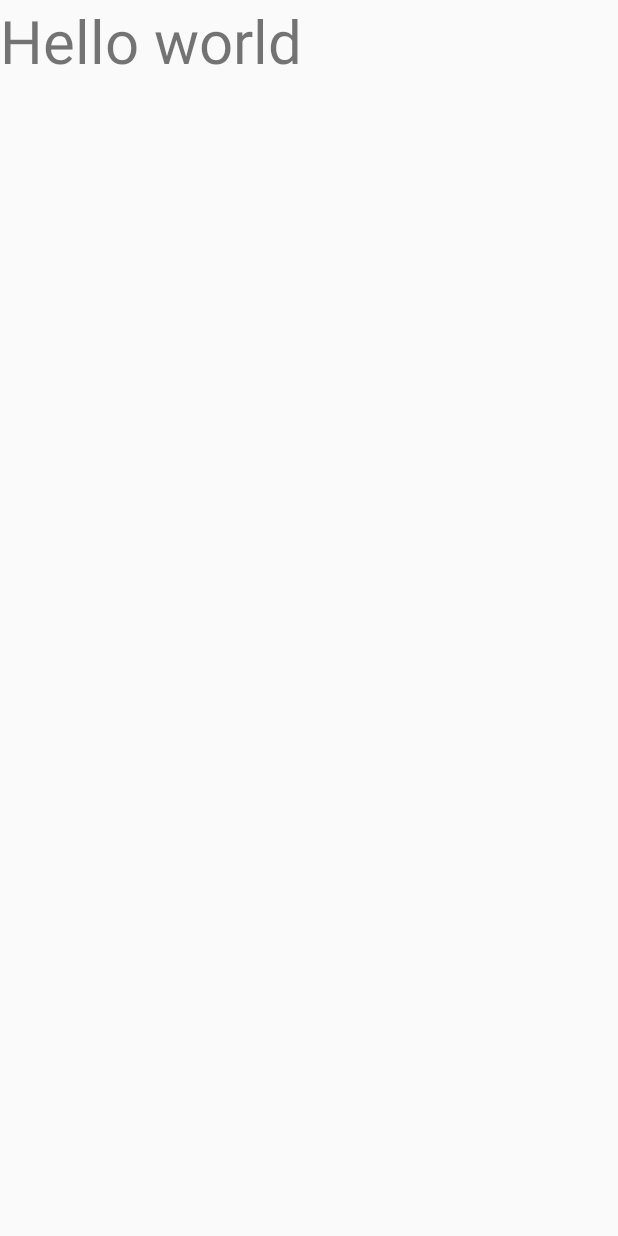
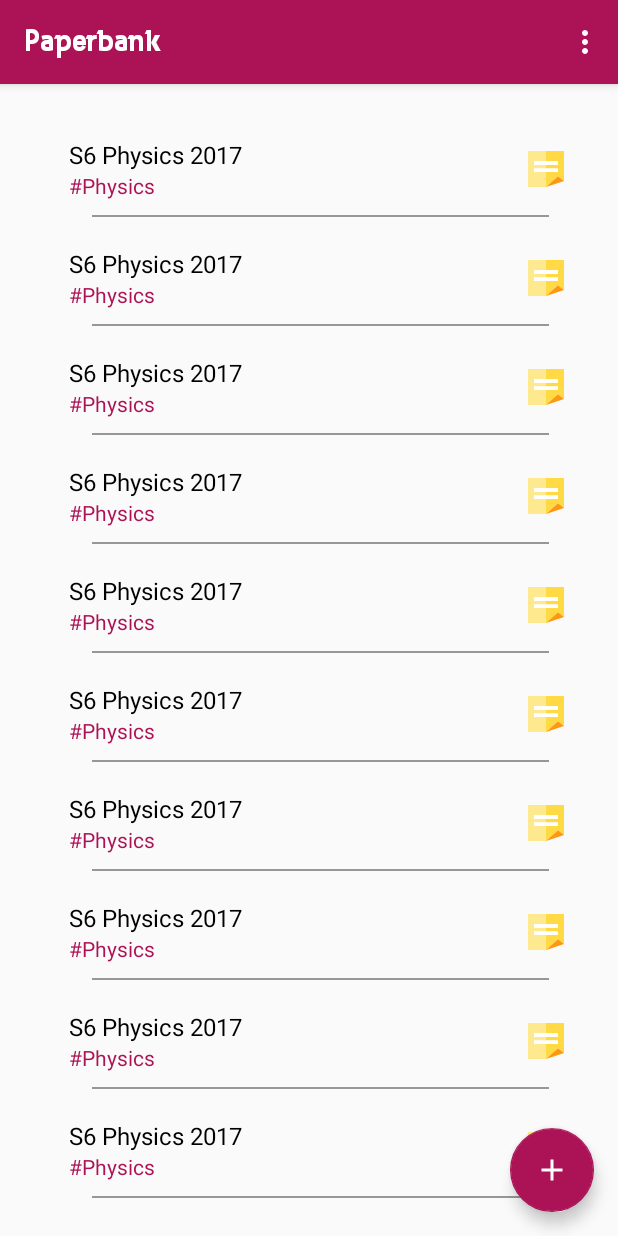
Before and after one commit to igorofainc/paperbank-android, an Android app: the screen it shows after launch (PaperBankGetStartedActivity before the commit, PaperBankMainActivity after it), on a phone screen of 412 x 824 dp. Run offline under Robolectric (Android 15) with nearby library versions, the phone set to English and light mode, and no system bars.

Commit message:
starting paperbank main screen activity

```diff
--- /dev/null
+++ b/app/src/main/java/com/igorofa/paperbank/paperbank/PaperAdapter.java
@@ -0,0 +1,53 @@
+package com.igorofa.paperbank.paperbank;
+
+import android.content.Context;
+import android.support.v7.widget.RecyclerView;
+import android.view.LayoutInflater;
+import android.view.View;
+import android.view.ViewGroup;
+import android.widget.TextView;
+
+/**
+ * Created by x4b1d on 22/02/17.
+ */
+
+public class PaperAdapter extends RecyclerView.Adapter<PaperViewHolder> {
+    Context mContext;
+    public PaperAdapter(Context context) {
+        super();
+        mContext = context;
+    }
+
+    @Override
+    public PaperViewHolder onCreateViewHolder(ViewGroup parent, int viewType) {
+        View adapterItemView = LayoutInflater.from(mContext).inflate(R.layout.paper_view_holder, parent, false);
+        return new PaperViewHolder(adapterItemView);
+    }
+
+    @Override
+    public void onBindViewHolder(PaperViewHolder holder, int position) {
+        holder.setTextsView();
+    }
+
+    @Override
+    public int getItemCount() {
+//        return 0;
+        return 10; // jus for testing
+    }
+
+}
+
+class PaperViewHolder extends RecyclerView.ViewHolder{
+    TextView paperTitle, paperTag;
+    PaperViewHolder(View itemView) {
+        super(itemView);
+
+        paperTitle = (TextView) itemView.findViewById(R.id.paper_title);
+        paperTag = (TextView) itemView.findViewById(R.id.paper_tag);
+    }
+
+    void setTextsView(){
+        paperTitle.setText(R.string.s6_physics_2017);
+        paperTag.setText(R.string.physics);
+    }
+}
--- a/app/src/main/java/com/igorofa/paperbank/paperbank/PaperBankApp.java
+++ b/app/src/main/java/com/igorofa/paperbank/paperbank/PaperBankApp.java
@@ -1,9 +1,6 @@
 package com.igorofa.paperbank.paperbank;
 
 import android.app.Application;
-import android.os.SystemClock;
-
-import java.util.concurrent.TimeUnit;
 
 /**
  * Created by x4b1d on 21/02/17.
@@ -21,7 +18,8 @@ public class PaperBankApp extends Application {
         super.onCreate();
 
         //This is just so cold launches take some time
-         SystemClock.sleep(TimeUnit.SECONDS.toMillis(3));
+         //SystemClock.sleep(TimeUnit.SECONDS.toMillis(3));
+
     }
 
     public static PaperBankApp getInstance(){
--- a/app/src/main/java/com/igorofa/paperbank/paperbank/activities/PaperBankMainActivity.java
+++ b/app/src/main/java/com/igorofa/paperbank/paperbank/activities/PaperBankMainActivity.java
@@ -1,24 +1,44 @@
 package com.igorofa.paperbank.paperbank.activities;
 
+import android.graphics.Typeface;
 import android.os.Bundle;
 import android.support.design.widget.FloatingActionButton;
 import android.support.design.widget.Snackbar;
 import android.support.v7.app.AppCompatActivity;
+import android.support.v7.widget.LinearLayoutManager;
+import android.support.v7.widget.RecyclerView;
 import android.support.v7.widget.Toolbar;
-import android.view.View;
 import android.view.Menu;
 import android.view.MenuItem;
+import android.view.View;
+import android.widget.TextView;
 
+import com.igorofa.paperbank.paperbank.PaperAdapter;
 import com.igorofa.paperbank.paperbank.R;
 
 public class PaperBankMainActivity extends AppCompatActivity {
 
+    RecyclerView mRecyclerView;
+    PaperAdapter mPaperAdapter;
     @Override
     protected void onCreate(Bundle savedInstanceState) {
         super.onCreate(savedInstanceState);
         setContentView(R.layout.activity_paper_bank_main);
         Toolbar toolbar = (Toolbar) findViewById(R.id.toolbar);
         setSupportActionBar(toolbar);
+
+        if (getSupportActionBar() != null){
+            getSupportActionBar().setDisplayShowTitleEnabled(false);
+        }
+
+        TextView titleText = (TextView) toolbar.findViewById(R.id.toolbar_paper_bank_title);
+        Typeface zwodrei = Typeface.createFromAsset(getAssets(), "fonts/zwodrei_bold_demo.ttf");
+        titleText.setTypeface(zwodrei);
+
+        mRecyclerView = (RecyclerView) findViewById(R.id.paper_bank_main_recycler_view);
+        mRecyclerView.setLayoutManager(new LinearLayoutManager(this));
+        mPaperAdapter = new PaperAdapter(this);
+        mRecyclerView.setAdapter(mPaperAdapter);
 
         FloatingActionButton fab = (FloatingActionButton) findViewById(R.id.fab);
         fab.setOnClickListener(new View.OnClickListener() {
--- a/app/src/main/java/com/igorofa/paperbank/paperbank/activities/PaperBankSplashActivity.java
+++ b/app/src/main/java/com/igorofa/paperbank/paperbank/activities/PaperBankSplashActivity.java
@@ -16,7 +16,8 @@ public class PaperBankSplashActivity extends AppCompatActivity {
     protected void onCreate(@Nullable Bundle savedInstanceState) {
         super.onCreate(savedInstanceState);
 
-        Intent intent = new Intent(this, PaperBankGetStartedActivity.class);
+        // TODO: revert back to start PaperBackGetStartedActivity
+        Intent intent = new Intent(this, PaperBankMainActivity.class);
         Log.d(this.getLocalClassName(), "laoding");
         startActivity(intent);
         finish();
--- a/app/src/main/res/layout/activity_paper_bank_main.xml
+++ b/app/src/main/res/layout/activity_paper_bank_main.xml
@@ -17,7 +17,15 @@
             android:layout_width="match_parent"
             android:layout_height="?attr/actionBarSize"
             android:background="?attr/colorPrimary"
-            app:popupTheme="@style/AppTheme.PopupOverlay" />
+            app:popupTheme="@style/AppTheme.PopupOverlay">
+            <TextView
+                android:id="@+id/toolbar_paper_bank_title"
+                android:textColor="@color/colorWhite"
+                android:textSize="@dimen/action_bar_text_size"
+                android:layout_width="wrap_content"
+                android:layout_height="wrap_content"
+                android:text="@string/app_name"/>
+        </android.support.v7.widget.Toolbar>
 
     </android.support.design.widget.AppBarLayout>
 
@@ -29,6 +37,6 @@
         android:layout_height="wrap_content"
         android:layout_gravity="bottom|end"
         android:layout_margin="@dimen/fab_margin"
-        app:srcCompat="@drawable/ic_add_white_36px" />
+        app:srcCompat="@drawable/ic_add_white" />
 
 </android.support.design.widget.CoordinatorLayout>
--- a/app/src/main/res/layout/content_paper_bank_main.xml
+++ b/app/src/main/res/layout/content_paper_bank_main.xml
@@ -1,8 +1,9 @@
 <?xml version="1.0" encoding="utf-8"?>
-<RelativeLayout xmlns:android="http://schemas.android.com/apk/res/android"
+<android.support.v7.widget.RecyclerView
+    xmlns:android="http://schemas.android.com/apk/res/android"
     xmlns:app="http://schemas.android.com/apk/res-auto"
     xmlns:tools="http://schemas.android.com/tools"
-    android:id="@+id/content_paper_bank_main"
+    android:id="@+id/paper_bank_main_recycler_view"
     android:layout_width="match_parent"
     android:layout_height="match_parent"
     android:paddingBottom="@dimen/activity_vertical_margin"
@@ -11,10 +12,4 @@
     android:paddingTop="@dimen/activity_vertical_margin"
     app:layout_behavior="@string/appbar_scrolling_view_behavior"
     tools:context="com.igorofa.paperbank.paperbank.activities.PaperBankMainActivity"
-    tools:showIn="@layout/activity_paper_bank_main">
-
-    <TextView
-        android:layout_width="wrap_content"
-        android:layout_height="wrap_content"
-        android:text="Hello World!" />
-</RelativeLayout>
+    tools:showIn="@layout/activity_paper_bank_main"/>
--- /dev/null
+++ b/app/src/main/res/layout/paper_view_holder.xml
@@ -0,0 +1,55 @@
+<?xml version="1.0" encoding="utf-8"?>
+<LinearLayout
+    xmlns:android="http://schemas.android.com/apk/res/android"
+    android:layout_width="wrap_content"
+    android:layout_height="wrap_content"
+    xmlns:app="http://schemas.android.com/apk/res-auto"
+    android:layout_marginStart="20dp"
+    android:layout_marginLeft="20dp"
+    android:layout_marginRight="20dp"
+    android:layout_marginEnd="20dp"
+    android:orientation="vertical">
+
+    <FrameLayout
+        android:layout_marginTop="10dp"
+        android:layout_width="match_parent"
+        android:layout_height="wrap_content">
+
+        <LinearLayout
+            android:padding="10dp"
+            android:layout_gravity="start"
+            android:layout_width="wrap_content"
+            android:layout_height="wrap_content"
+            android:orientation="vertical">
+        <TextView
+            android:id="@+id/paper_title"
+            android:layout_width="wrap_content"
+            android:layout_height="wrap_content"
+            android:textColor="@color/colorBlack"
+            android:text="@string/s6_physics_2017"
+            android:textSize="16sp"/>
+        <TextView
+            android:id="@+id/paper_tag"
+            android:layout_width="wrap_content"
+            android:layout_height="wrap_content"
+            android:textColor="@color/colorPrimary"
+            android:text="@string/physics"
+            android:textSize="14sp"/>
+        </LinearLayout>
+
+        <android.support.v7.widget.AppCompatImageView
+            android:layout_width="wrap_content"
+            android:layout_height="wrap_content"
+            app:srcCompat="@drawable/ic_paper"
+            android:layout_gravity="end|center_vertical"/>
+    </FrameLayout>
+
+    <View
+        android:layout_width="match_parent"
+        android:layout_height="1dp"
+        android:layout_marginLeft="25dp"
+        android:layout_marginStart="25dp"
+        android:layout_marginRight="10dp"
+        android:layout_marginEnd="10dp"
+        android:background="#aa676767"/>
+</LinearLayout>
--- a/app/src/main/res/values/colors.xml
+++ b/app/src/main/res/values/colors.xml
@@ -5,4 +5,6 @@
     <color name="colorAccent">#AC1356</color>
 
     <color name="backup_colorAccent">#FF4081</color>
+    <color name="colorWhite">@android:color/white</color>
+    <color name="colorBlack">@android:color/black</color>
 </resources>
--- a/app/src/main/res/values/dimens.xml
+++ b/app/src/main/res/values/dimens.xml
@@ -3,4 +3,5 @@
     <dimen name="activity_horizontal_margin">16dp</dimen>
     <dimen name="activity_vertical_margin">16dp</dimen>
     <dimen name="fab_margin">16dp</dimen>
+    <dimen name="action_bar_text_size">20sp</dimen>
 </resources>
--- a/app/src/main/res/values/strings.xml
+++ b/app/src/main/res/values/strings.xml
@@ -1,4 +1,6 @@
 <resources>
     <string name="app_name">Paperbank</string>
     <string name="action_settings">Settings</string>
+    <string name="s6_physics_2017">S6 Physics 2017</string>
+    <string name="physics">#Physics</string>
 </resources>
```
Also changed, not shown: app/build.gradle (+9 -3 lines), app/src/main/java/com/igorofa/paperbank/paperbank/models/Paper.java (added, +8 -0 lines), app/src/main/res/drawable/book_paper_happy.xml (added, +11 -0 lines), app/src/main/res/drawable/ic_book.xml (added, +11 -0 lines), app/src/main/res/layout/activity_paper_bank_get_started.xml (+25 -7 lines), app/src/main/assets/fonts/zwodrei_bold_demo.ttf (added), app/src/main/res/drawable-xxxhdpi/splash_screen.png (renamed from app/src/main/res/drawable/splash_screen.png), app/src/main/res/drawable/ic_add_white.xml (renamed from app/src/main/res/drawable/ic_add_white_36px.xml).
